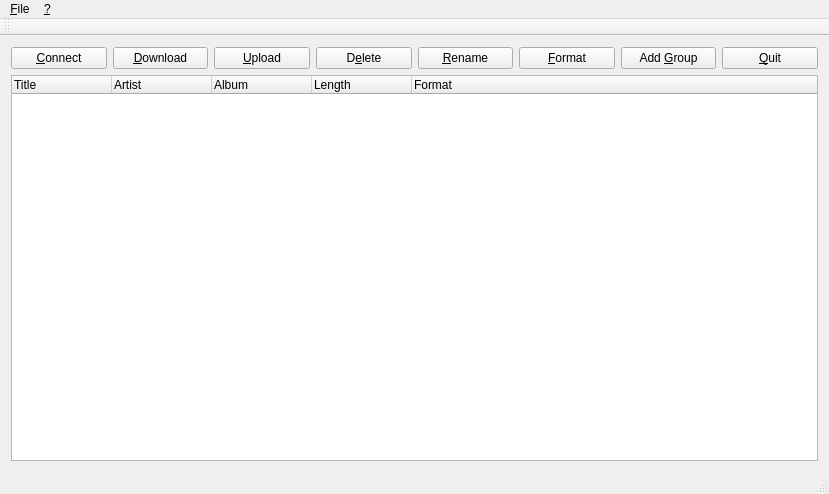
linux-minidisc/linux-minidisc, file QHiMDTransfer/qhimdmainwindow.ui: the form before one commit.
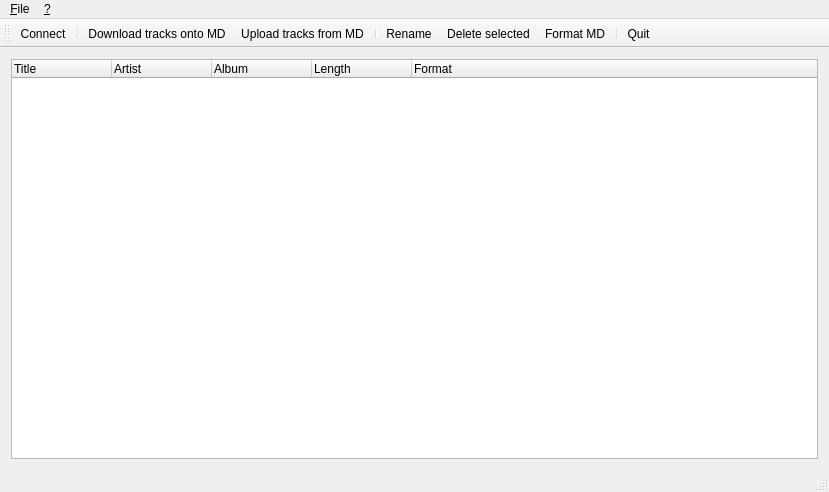
The form after the commit. Icons and pictures are not drawn.

Commit message: - QHiMDTransfer: Use toolbar instead of single buttons and                  remove unnecessary slots.

What changed in the file:
```diff
--- a/QHiMDTransfer/qhimdmainwindow.ui
+++ b/QHiMDTransfer/qhimdmainwindow.ui
@@ -7,7 +7,7 @@
     <x>0</x>
     <y>0</y>
     <width>829</width>
-    <height>494</height>
+    <height>492</height>
    </rect>
   </property>
   <property name="sizePolicy">
@@ -21,94 +21,6 @@
   </property>
   <widget class="QWidget" name="centralWidget">
    <layout class="QVBoxLayout" name="verticalLayout">
-    <item>
-     <layout class="QHBoxLayout" name="horizontalLayout">
-      <item>
-       <widget class="QPushButton" name="QHiMDConnectButton">
-        <property name="text">
-         <string>&amp;Connect</string>
-        </property>
-       </widget>
-      </item>
-      <item>
-       <widget class="QPushButton" name="QHiMDDownloadButton">
-        <property name="text">
-         <string>&amp;Download</string>
-        </property>
-        <property name="icon">
-         <iconset>
-          <normaloff>icons/download_to_md.png</normaloff>icons/download_to_md.png</iconset>
-        </property>
-       </widget>
-      </item>
-      <item>
-       <widget class="QPushButton" name="QHiMDUploadButton">
-        <property name="text">
-         <string>&amp;Upload</string>
-        </property>
-        <property name="icon">
-         <iconset>
-          <normaloff>icons/upload_from_md.png</normaloff>icons/upload_from_md.png</iconset>
-        </property>
-       </widget>
-      </item>
-      <item>
-       <widget class="QPushButton" name="QHiMDDeleteButton">
-        <property name="text">
-         <string>D&amp;elete</string>
-        </property>
-        <property name="icon">
-         <iconset>
-          <normaloff>icons/delete.png</normaloff>icons/delete.png</iconset>
-        </property>
-       </widget>
-      </item>
-      <item>
-       <widget class="QPushButton" name="QHiMDRenameButton">
-        <property name="text">
-         <string>&amp;Rename</string>
-        </property>
-        <property name="icon">
-         <iconset>
-          <normaloff>icons/rename.png</normaloff>icons/rename.png</iconset>
-        </property>
-       </widget>
-      </item>
-      <item>
-       <widget class="QPushButton" name="QHiMDFormatButton">
-        <property name="text">
-         <string>&amp;Format</string>
-        </property>
-        <property name="icon">
-         <iconset>
-          <normaloff>icons/format.png</normaloff>icons/format.png</iconset>
-        </property>
-       </widget>
-      </item>
-      <item>
-       <widget class="QPushButton" name="QHiMDAddGroupButton">
-        <property name="text">
-         <string>Add &amp;Group</string>
-        </property>
-        <property name="icon">
-         <iconset>
-          <normaloff>icons/add_group.png</normaloff>icons/add_group.png</iconset>
-        </property>
-       </widget>
-      </item>
-      <item>
-       <widget class="QPushButton" name="QHiMDQuitButton">
-        <property name="text">
-         <string>&amp;Quit</string>
-        </property>
-        <property name="icon">
-         <iconset>
-          <normaloff>icons/quit.png</normaloff>icons/quit.png</iconset>
-        </property>
-       </widget>
-      </item>
-     </layout>
-    </item>
     <item>
      <layout class="QHBoxLayout" name="horizontalLayout_2">
       <item>
@@ -188,6 +100,16 @@
    <attribute name="toolBarBreak">
     <bool>false</bool>
    </attribute>
+   <addaction name="action_Connect"/>
+   <addaction name="separator"/>
+   <addaction name="action_Download"/>
+   <addaction name="action_Upload"/>
+   <addaction name="separator"/>
+   <addaction name="action_Rename"/>
+   <addaction name="action_Delete"/>
+   <addaction name="action_Format"/>
+   <addaction name="separator"/>
+   <addaction name="action_Quit"/>
   </widget>
   <action name="action_Download">
    <property name="icon">
@@ -259,6 +181,11 @@
     <string>&amp;Quit</string>
    </property>
   </action>
+  <action name="action_Connect">
+   <property name="text">
+    <string>&amp;Connect</string>
+   </property>
+  </action>
  </widget>
  <layoutdefault spacing="6" margin="11"/>
  <resources/>
```
Left out of the diff: 136 changed lines with no effect on the pictures. The commit also changes 2 other files.
